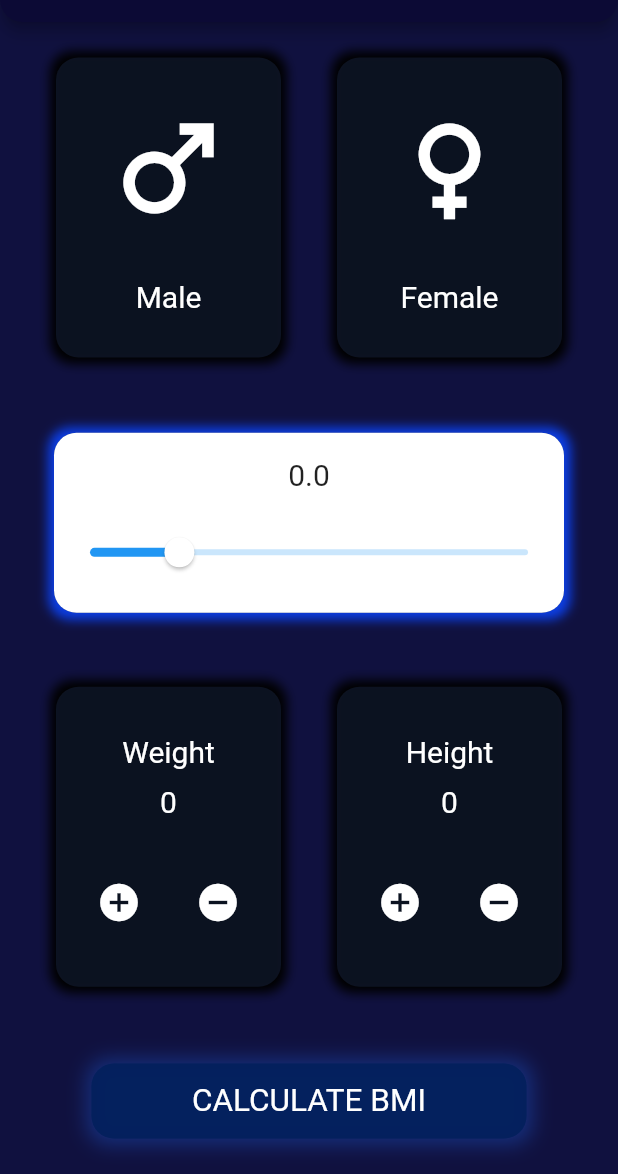
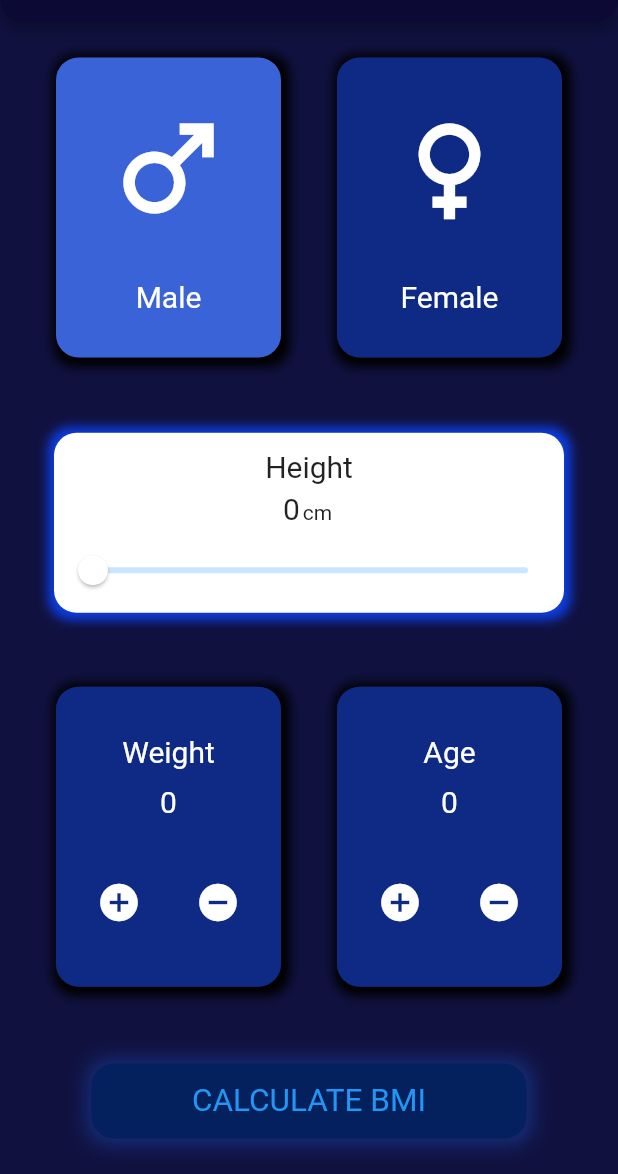
Before and after one commit to Hari15112003/BMI_Calculator, a Flutter app: the screen it shows after launch, after a tap on "Male", on a phone screen of 412 x 824 dp, the part 62-1236 px from its top. Run offline on Flutter 3.47's test engine with Material 2 defaults, Android fonts, the phone set to English and light mode, and no system bars.

Commit message:
2nd change

```diff
--- a/lib/main.dart
+++ b/lib/main.dart
@@ -1,7 +1,8 @@
 import 'package:flutter/material.dart';
-import 'package:flutter/rendering.dart';
 import 'show.dart';
 
+const inactivecardColor = Color.fromARGB(255, 14, 42, 132);
+const activecardColor = Color.fromARGB(255, 59, 99, 216);
 void main() {
   runApp(MaterialApp(
     theme:
@@ -25,10 +26,35 @@ class MyApp extends StatefulWidget {
 
 class _MyAppState extends State<MyApp> {
   //slider value
-  double rating = 20;
-  double hello = 0;
+  double rating = 0;
+  var hello = 0;
   var weight = 0;
-  var height = 0;
+  // var height = 0;
+  var age = 0;
+  bool enabled = false;
+
+  Color malecardColor = inactivecardColor;
+  Color femalecardColor = inactivecardColor;
+
+  //method takes input as gender to check whether m/f
+  void updateColor(int gender) {
+    if (gender == 1) {
+      if (malecardColor == inactivecardColor) {
+        malecardColor = activecardColor;
+        femalecardColor = inactivecardColor;
+      } else {
+        malecardColor = activecardColor;
+        femalecardColor = inactivecardColor;
+      }
+    } else if (gender == 2) {
+      if (femalecardColor == inactivecardColor) {
+        femalecardColor = activecardColor;
+        malecardColor = inactivecardColor;
+      } else {
+        femalecardColor = inactivecardColor;
+      }
+    }
+  }
 
   @override
   Widget build(BuildContext context) {
@@ -48,15 +74,14 @@ class _MyAppState extends State<MyApp> {
               mainAxisAlignment: MainAxisAlignment.spaceEvenly,
               children: [
                 GestureDetector(
-                  onTap: () => {},
-
-                  // onTap: () => {
-
-                  //   Navigator.push(context,
-                  //       MaterialPageRoute(builder: (context) => show())),
-                  //   Colors.white,
-                  // },
+                  onTap: () {
+                    setState(() {
+                      updateColor(1); //indicates male
+                      // activecolor = Color.fromARGB(255, 134, 255, 82);
+                    });
+                  },
                   child: card(
+                    colour: malecardColor,
                     childpro: Column(
                       mainAxisAlignment: MainAxisAlignment.spaceEvenly,
                       children: [
@@ -73,7 +98,14 @@ class _MyAppState extends State<MyApp> {
                     ),
                   ),
                 ),
-                card(
+                GestureDetector(
+                  onTap: () {
+                    setState(() {
+                      updateColor(2); //indicates female
+                    });
+                  },
+                  child: card(
+                    colour: femalecardColor,
                     childpro: Column(
                       mainAxisAlignment: MainAxisAlignment.spaceEvenly,
                       children: [
@@ -89,6 +121,7 @@ class _MyAppState extends State<MyApp> {
                       ],
                     ),
                   ),
+                ),
               ],
             ),
             SizedBox(height: 3.0),
@@ -96,11 +129,37 @@ class _MyAppState extends State<MyApp> {
               child: Column(
                 mainAxisAlignment: MainAxisAlignment.spaceEvenly,
                 children: [
+                  SizedBox(
+                    height: 2.0,
+                  ),
+                  Text(
+                    "Height",
+                    style: TextStyle(fontSize: 20.0),
+                  ),
+                  Row(
+                    mainAxisAlignment: MainAxisAlignment.center,
+                    children: [
                       Text(
                         "$hello",
                         style: TextStyle(
                           fontSize: 20,
                         ),
+                      ),
+                      Column(
+                        children: [
+                          SizedBox(
+                            height: 5.0,
+                          ),
+                          Padding(
+                            padding: EdgeInsets.all(2.0),
+                            child: Text(
+                              "cm",
+                              style: TextStyle(fontSize: 14.0),
+                            ),
+                          ),
+                        ],
+                      )
+                    ],
                   ),
                   Slider(
                     divisions: 100,
@@ -109,12 +168,12 @@ class _MyAppState extends State<MyApp> {
 
                     onChanged: (double value) {
                       setState(() => rating = value);
-                      hello = value;
+                      hello = value.round();
                     },
                     // semanticFormatterCallback: (double Value) {
                     //   return '${Value.round()} rating';
                     // },
-                    max: 100,
+                    max: 1000,
 
                     // activeColor: Colors.red,
                     // inactiveColor: Colors.yellow,
@@ -146,6 +205,7 @@ class _MyAppState extends State<MyApp> {
               mainAxisAlignment: MainAxisAlignment.spaceEvenly,
               children: [
                 card(
+                  colour: Color.fromARGB(255, 14, 42, 132),
                   childpro: Column(
                     mainAxisAlignment: MainAxisAlignment.spaceEvenly,
                     children: [
@@ -184,6 +244,9 @@ class _MyAppState extends State<MyApp> {
                                 onPressed: () {
                                   setState(() {
                                     weight -= 1;
+                                    if (weight < 1) {
+                                      weight = 0;
+                                    }
                                   });
                                 },
                                 icon: Icon(Icons.remove_circle,
@@ -193,6 +256,7 @@ class _MyAppState extends State<MyApp> {
                   ),
                 ),
                 card(
+                  colour: Color.fromARGB(255, 14, 42, 132),
                   childpro: Column(
                     mainAxisAlignment: MainAxisAlignment.spaceEvenly,
                     children: [
@@ -200,7 +264,7 @@ class _MyAppState extends State<MyApp> {
                         mainAxisAlignment: MainAxisAlignment.spaceEvenly,
                         children: [
                           Text(
-                            "Height",
+                            "Age",
                             style:
                                 TextStyle(color: Colors.white, fontSize: 20.0),
                           ),
@@ -208,7 +272,7 @@ class _MyAppState extends State<MyApp> {
                             height: 10.0,
                           ),
                           Text(
-                            "$height",
+                            "$age",
                             style:
                                 TextStyle(color: Colors.white, fontSize: 20.0),
                           )
@@ -220,7 +284,7 @@ class _MyAppState extends State<MyApp> {
                             IconButton(
                                 onPressed: () {
                                   setState(() {
-                                    height += 1;
+                                    age += 1;
                                   });
                                 },
                                 icon: Icon(
@@ -231,7 +295,10 @@ class _MyAppState extends State<MyApp> {
                             IconButton(
                                 onPressed: () {
                                   setState(() {
-                                    height -= 1;
+                                    age -= 1;
+                                    if (age < 1) {
+                                      age = 0;
+                                    }
                                   });
                                 },
                                 icon: Icon(Icons.remove_circle,
@@ -245,13 +312,21 @@ class _MyAppState extends State<MyApp> {
             SizedBox(
               height: 4.0,
             ),
-            Container(
+            GestureDetector(
+              onTap: () => {
+                //method calling
+
+                Navigator.push(
+                    context, MaterialPageRoute(builder: (context) => show())),
+                Colors.white,
+              },
+              child: Container(
                 child: Center(
                   child: Text(
                     "CALCULATE BMI",
                     selectionColor: Colors.white,
                     style: TextStyle(
-                    color: Colors.white,
+                      color: Colors.blue,
                       fontSize: 21,
                     ),
                   ),
@@ -273,37 +348,32 @@ class _MyAppState extends State<MyApp> {
                   ],
                 ),
               ),
+            ),
           ],
         ));
   }
 }
 
-class card extends StatefulWidget {
+class card extends StatelessWidget {
   // creating constructor
-  card({this.childpro, this.kar});
+  card({this.childpro, required this.colour});
 
-  final kar;
+  final Color colour;
   final childpro;
   double _rating = 20;
-  @override
-  State<card> createState() => _cardState();
-}
 
-class _cardState extends State<card> {
-  // const card({
   @override
   Widget build(BuildContext context) {
     return Container(
-      child: widget.childpro,
+      child: childpro,
       height: 200,
       width: 150,
       decoration: BoxDecoration(
+        color: colour,
         borderRadius: BorderRadius.circular(15),
-        color: Colors.kar = "blue",
-        // fromARGB(255, 14, 42, 132),
         boxShadow: [
           BoxShadow(
-            // color: Color.offset: Offset(0.4, 0.2),
+            offset: Offset(2.0, 2.0),
             blurRadius: 5.0,
             spreadRadius: 4.0,
             blurStyle: BlurStyle.normal,
```
Also changed, not shown: lib/show.dart (+47 -2 lines). Lines whose indentation alone changed are shown as unchanged.
